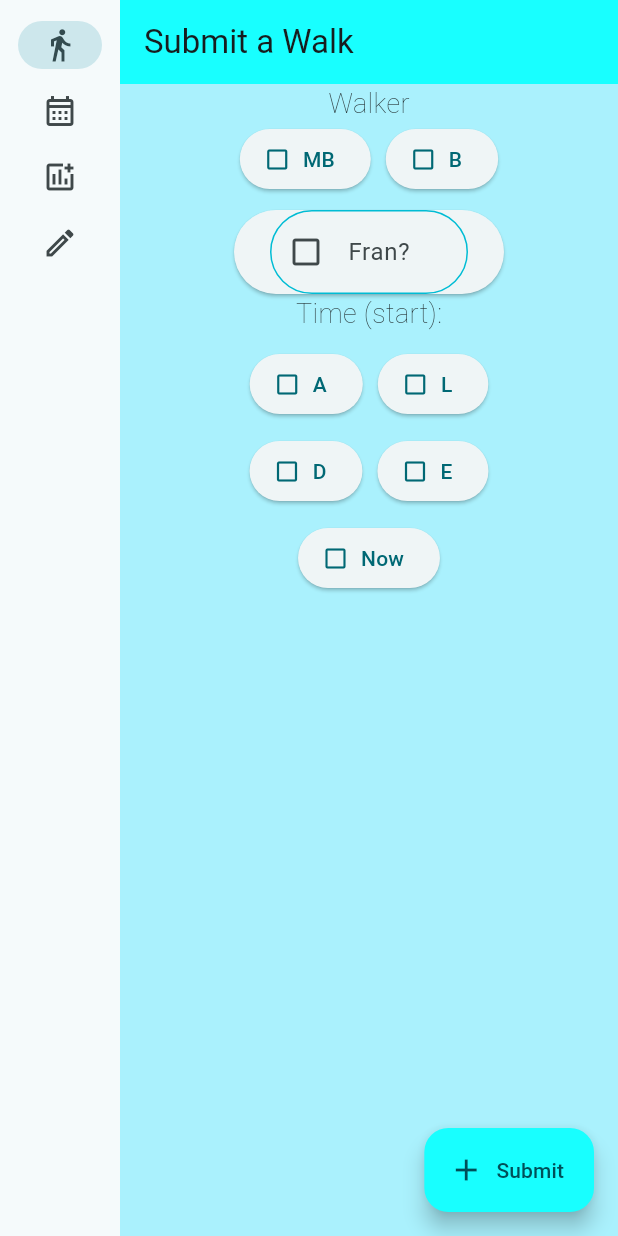
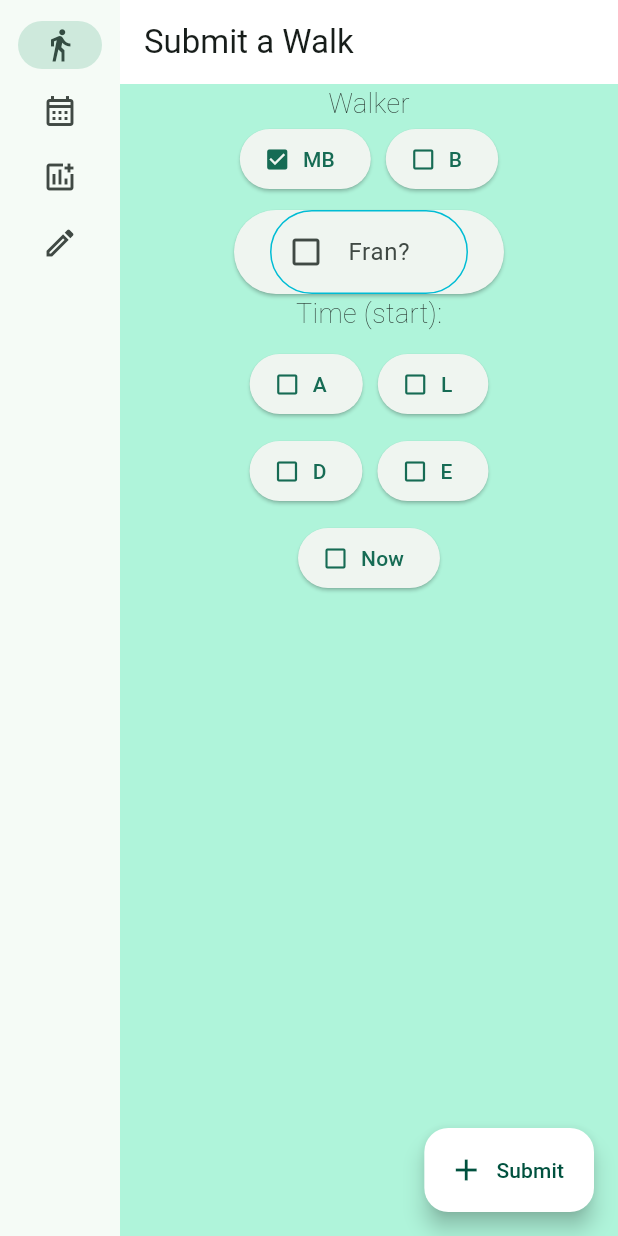
Before and after one commit to BrianCechmanek/rossi-walker, a Flutter app: the screen it shows after launch, after a tap on "MB", on a phone screen of 412 x 824 dp. Run offline on Flutter 3.47's test engine with Material 2 defaults, Android fonts, the phone set to English and light mode, and no system bars.

Commit message:
WIP: adding walkerToggle tracking, both button Icon switch and submission Map

```diff
--- a/lib/main.dart
+++ b/lib/main.dart
@@ -1,9 +1,8 @@
-import 'package:english_words/english_words.dart';
 import 'package:flutter/material.dart';
 import 'package:provider/provider.dart';
 
 void main() {
-  runApp(RossiApp());
+  runApp(const RossiApp());
 }
 
 class RossiApp extends StatelessWidget {
@@ -17,9 +16,9 @@ class RossiApp extends StatelessWidget {
         title: 'rossi walker app',
         theme: ThemeData(
           useMaterial3: true,
-          colorScheme: ColorScheme.fromSeed(seedColor: Colors.white30),
+          colorScheme: ColorScheme.fromSeed(seedColor: const Color.fromARGB(255, 185, 244, 220)),
         ),
-        home: HomePage(),
+        home: const HomePage(),
       ),
     );
   }
@@ -27,27 +26,29 @@ class RossiApp extends StatelessWidget {
 
 class RossiAppState extends ChangeNotifier {
 
+  // check_box_blank_outline -> check_box , when toggled()
+  Map submission = {
+    "walkers" : [],
+    "time" : "",
+    };
+
+  List<String> walkers = ["MB", "B", "_"];
+  List<bool> walkersToggle = [false, false, false];
+  List<bool> timeToggle = [false, false, false, false];
+
   void toggleWalker(walker) {
 
-    RegExp nameRegExp = RegExp(
-      r"^(?!B|MB)\w+\b",
-      caseSensitive: false,
-      multiLine: false,
-    );
+    List walkers = submission["walkers"];
 
-
-    switch (walker) {
-      case "MB":
-        print("toggled MB");
-      case "B":
-        print("toggled B");
-      default:
-        if (nameRegExp.hasMatch(walker)) {
-          print("toggled ($walker}");
-        } else {
-          throw UnimplementedError('Walker required');
-        }
+    if (walkers.contains(walker)) {
+      walkers.remove(walker);
+    } else {
+      walkers.add(walker);
     }
+    print("walkers is now: $walkers");
+    int idx = walkers.indexOf(walker);
+    walkersToggle[idx] = !walkersToggle[idx];
+    print("walkersToggle is now $walkersToggle");
     notifyListeners();
   }
 
@@ -85,6 +86,8 @@ class RossiAppState extends ChangeNotifier {
 }
 
 class HomePage extends StatefulWidget {
+  const HomePage({super.key});
+
   @override
   State<HomePage> createState() => _HomePageState();
 }
@@ -120,7 +123,7 @@ class _HomePageState extends State<HomePage> {
               SafeArea(
                 child: NavigationRail(
                   extended: constraints.maxWidth >= 600,
-                  destinations: [
+                  destinations: const [
                     NavigationRailDestination(
                       icon: Icon(Icons.directions_walk ),
                       label: Text('Submit Walk'),
@@ -161,6 +164,8 @@ class SubmitPage extends StatelessWidget {
   final walkers = List<bool>.filled(3, false);
   final walkTimeStart = <String>[];
 
+  SubmitPage({super.key});
+
   @override
   Widget build(BuildContext context) {
     var appState = context.watch<RossiAppState>();
@@ -175,7 +180,7 @@ class SubmitPage extends StatelessWidget {
     return Scaffold(
       backgroundColor: Colors.white12,
       appBar: AppBar(
-        backgroundColor: Colors.cyanAccent,
+        backgroundColor: Theme.of(context).colorScheme.onTertiary,
         title: const Text('Submit a Walk'),
       ),
       body: Center(
@@ -192,13 +197,15 @@ class SubmitPage extends StatelessWidget {
                     ElevatedButton.icon(
                       onPressed: () {appState.toggleWalker("MB");},
                       label: const Text('MB'),
-                      icon: Icon(Icons.check_box_outline_blank)
+                      icon: appState.walkersToggle[0]
+                        ? const Icon(Icons.check_box)
+                        : const Icon(Icons.check_box_outline_blank),
                     ),
                     const SizedBox(width: 10),
                     ElevatedButton.icon(
                       onPressed: () {appState.toggleWalker("B");},
                       label: const Text('B'),
-                      icon: Icon(Icons.check_box_outline_blank)
+                      icon: const Icon(Icons.check_box_outline_blank)
                     ),
                   ],
                 ),
@@ -239,13 +246,13 @@ class SubmitPage extends StatelessWidget {
                     ElevatedButton.icon(
                       onPressed: () {appState.toggleTime("A");},
                       label: const Text('A'),
-                      icon: Icon(Icons.check_box_outline_blank)
+                      icon: const Icon(Icons.check_box_outline_blank)
                     ),
                     const SizedBox(width: 10),
                     ElevatedButton.icon(
                       onPressed: () {appState.toggleTime("L");},
                       label: const Text('L'),
-                      icon: Icon(Icons.check_box_outline_blank)
+                      icon: const Icon(Icons.check_box_outline_blank)
                     ),
                   ],
                 ),
@@ -255,23 +262,23 @@ class SubmitPage extends StatelessWidget {
                     ElevatedButton.icon(
                       onPressed: () {appState.toggleTime("D");},
                       label: const Text('D'),
-                      icon: Icon(Icons.check_box_outline_blank)
+                      icon: const Icon(Icons.check_box_outline_blank)
                     ),
                     const SizedBox(width: 10),
                     ElevatedButton.icon(
                       onPressed: () {appState.toggleTime("E");},
                       label: const Text('E'),
-                      icon: Icon(Icons.check_box_outline_blank)
+                      icon: const Icon(Icons.check_box_outline_blank)
                     ),
                   ],
                 ),
-                SizedBox(height: 10),
+                const SizedBox(height: 10),
                 Row(mainAxisAlignment: MainAxisAlignment.center,
                   children: [
                     ElevatedButton.icon(
                       onPressed: () {appState.toggleTime("Now");},
                       label: const Text("Now"),
-                      icon: Icon(Icons.check_box_outline_blank)
+                      icon: const Icon(Icons.check_box_outline_blank)
                     ),
                   ],
                 ),
@@ -286,7 +293,7 @@ class SubmitPage extends StatelessWidget {
         },
         label: const Text('Submit'),
         icon: const Icon(Icons.add),
-        backgroundColor: Colors.cyanAccent[200],
+        backgroundColor: Theme.of(context).colorScheme.onPrimary,
       ),
     );
   }
```
